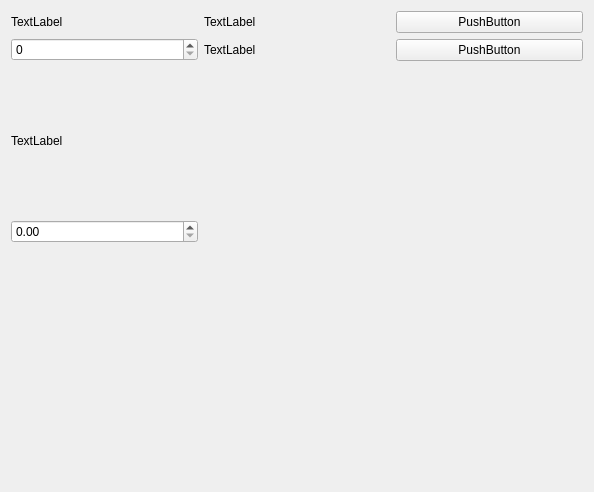
Before: the Qt Designer form main.ui in kkucc/sr400, drawn with Qt 5.
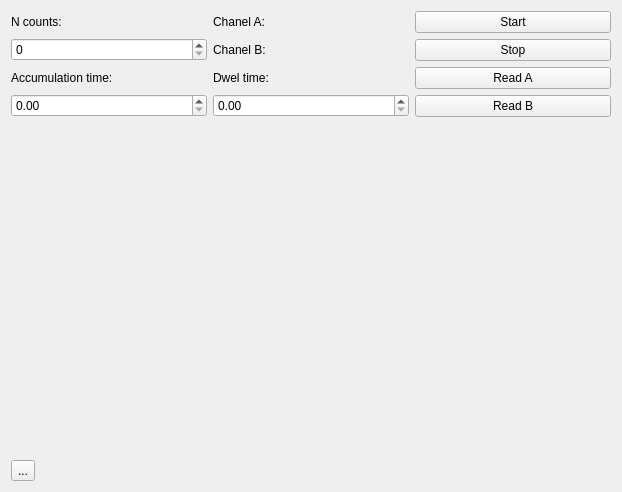
After: the same form once the commit is applied.

Commit message: Qt base frame

Diff of the .ui file:
```diff
--- a/main.ui
+++ b/main.ui
@@ -6,7 +6,7 @@
    <rect>
     <x>0</x>
     <y>0</y>
-    <width>594</width>
+    <width>564</width>
     <height>492</height>
    </rect>
   </property>
@@ -21,7 +21,7 @@
        <item>
         <widget class="QLabel" name="label_4">
          <property name="text">
-          <string>TextLabel</string>
+          <string>N counts:</string>
          </property>
         </widget>
        </item>
@@ -35,14 +35,14 @@
        <item>
         <widget class="QLabel" name="label">
          <property name="text">
-          <string>TextLabel</string>
+          <string>Chanel A:</string>
          </property>
         </widget>
        </item>
        <item>
         <widget class="QLabel" name="label_2">
          <property name="text">
-          <string>TextLabel</string>
+          <string>Chanel B:</string>
          </property>
         </widget>
        </item>
@@ -53,14 +53,14 @@
        <item>
         <widget class="QPushButton" name="pushButton">
          <property name="text">
-          <string>PushButton</string>
+          <string>Start</string>
          </property>
         </widget>
        </item>
        <item>
         <widget class="QPushButton" name="pushButton_2">
          <property name="text">
-          <string>PushButton</string>
+          <string>Stop</string>
          </property>
         </widget>
        </item>
@@ -71,19 +71,71 @@
        <item>
         <widget class="QLabel" name="label_3">
          <property name="text">
-          <string>TextLabel</string>
+          <string>Accumulation time:</string>
          </property>
         </widget>
        </item>
        <item>
-        <widget class="QDoubleSpinBox" name="doubleSpinBox"/>
+        <widget class="QDoubleSpinBox" name="Accumulation_time"/>
+       </item>
+      </layout>
+     </item>
+     <item row="1" column="1">
+      <layout class="QVBoxLayout" name="verticalLayout_6">
+       <item>
+        <widget class="QLabel" name="label_5">
+         <property name="text">
+          <string>Dwel time:</string>
+         </property>
+        </widget>
+       </item>
+       <item>
+        <widget class="QDoubleSpinBox" name="Dwel_time"/>
+       </item>
+      </layout>
+     </item>
+     <item row="1" column="2">
+      <layout class="QVBoxLayout" name="verticalLayout_7">
+       <item>
+        <widget class="QPushButton" name="Read_botton_A">
+         <property name="text">
+          <string>Read A</string>
+         </property>
+        </widget>
+       </item>
+       <item>
+        <widget class="QPushButton" name="Read_botton_A_2">
+         <property name="text">
+          <string>Read B</string>
+         </property>
+        </widget>
        </item>
       </layout>
      </item>
     </layout>
    </item>
    <item>
-    <widget class="QWidget" name="plotWidget" native="true"/>
+    <widget class="QWidget" name="plotWidget" native="true">
+     <property name="sizePolicy">
+      <sizepolicy hsizetype="Minimum" vsizetype="Preferred">
+       <horstretch>0</horstretch>
+       <verstretch>0</verstretch>
+      </sizepolicy>
+     </property>
+     <property name="minimumSize">
+      <size>
+       <width>600</width>
+       <height>0</height>
+      </size>
+     </property>
+    </widget>
+   </item>
+   <item>
+    <widget class="QToolButton" name="toolButton">
+     <property name="text">
+      <string>...</string>
+     </property>
+    </widget>
    </item>
   </layout>
  </widget>
```
Left out of the diff: 10 changed lines with no effect on the pictures.
